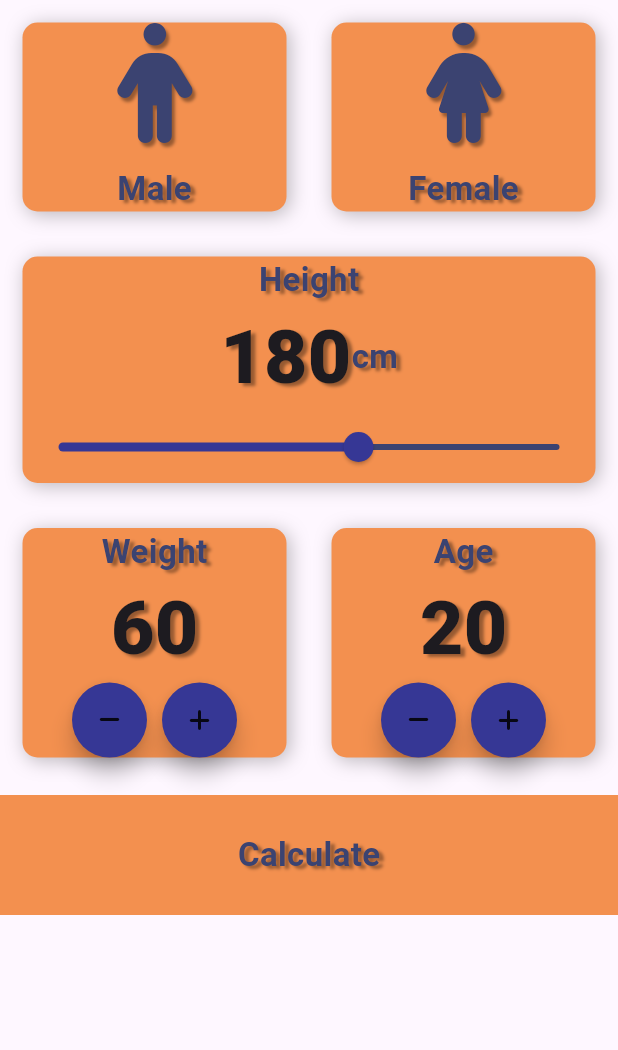
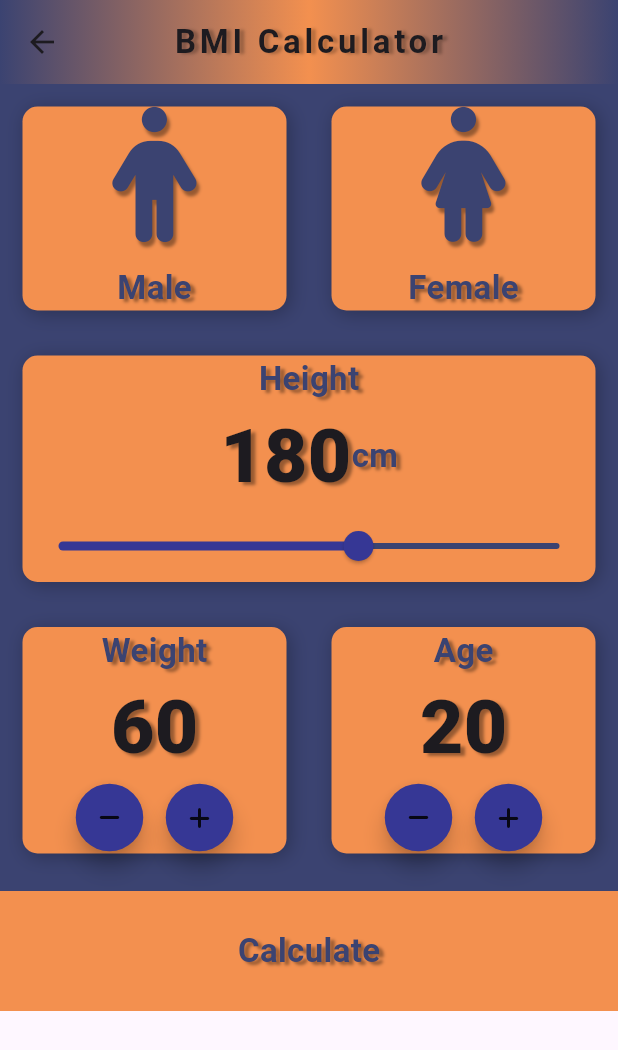
Before and after one commit to albatross65/BMI_Calculator, a Flutter app: the InputPage screen opened directly, on a phone screen of 412 x 824 dp. Shown: the top 1050 px of the screen. Run offline on Flutter 3.47's test engine with Material 3 defaults, Android fonts, the phone set to English and light mode, and no system bars; our stand-ins replace font_awesome_flutter.

Commit message:
#16 Added Complete Screen of BMI Calculator.

```diff
--- a/lib/IconTextCode.dart
+++ b/lib/IconTextCode.dart
@@ -24,7 +24,7 @@ class RepeatIconTextCode extends StatelessWidget {
         Icon(
           iconData,
           color: iconColor ?? Color(0xff3B4371), // Use iconColor if provided
-          size: 80.0,
+          size: 90.0,
           shadows: [
             BoxShadow(
               color: Colors.black38,
--- a/lib/input_page.dart
+++ b/lib/input_page.dart
@@ -22,11 +22,42 @@ class _InputPageState extends State<InputPage> {
 
   @override
   Widget build(BuildContext context) {
-    return SingleChildScrollView(
+    return Scaffold(
+      appBar: AppBar(
+        centerTitle: true,
+        title: Text(
+          'BMI Calculator',
+          style: TextStyle(
+            fontSize: 22,
+            letterSpacing: 2.5,
+            fontWeight: FontWeight.bold,
+            shadows: [
+              BoxShadow(
+                color: Colors.black26,
+                blurRadius: 2,
+                offset: Offset(3, 1),
+              ),
+            ],
+          ),
+        ),
+        flexibleSpace: Container(
+          decoration: BoxDecoration(
+            gradient: LinearGradient(
+              colors: [
+                Color(0xff3B4371),
+                Color(0xffF3904F),
+                Color(0xff3B4371),
+              ],
+            ),
+          ),
+        ),
+      ),
+      body: SingleChildScrollView(
+        child: Material(
+          color: Color(0xff3B4371),
           child: Column(
             crossAxisAlignment: CrossAxisAlignment.stretch,
             children: [
-          // Gender selection row
               Row(
                 children: [
                   Expanded(
@@ -77,7 +108,6 @@ class _InputPageState extends State<InputPage> {
                   ),
                 ],
               ),
-          // Height slider
               RepeatContainerCode(
                 colors: deActiveColor,
                 cardwidget: Column(
@@ -101,8 +131,8 @@ class _InputPageState extends State<InputPage> {
                       value: sliderHeight.toDouble(),
                       min: 120.0,
                       max: 220.0,
-                  activeColor: const Color(0xff363795),
-                  inactiveColor: const Color(0xff3B4371),
+                      activeColor:  Color(0xff363795),
+                      inactiveColor:  Color(0xff3B4371),
                       divisions: 100,
                       label: sliderHeight.toString(),
                       onChanged: (double newValue) {
@@ -114,7 +144,6 @@ class _InputPageState extends State<InputPage> {
                   ],
                 ),
               ),
-          // Weight and Age sliders
               Row(
                 children: [
                   Expanded(
@@ -183,7 +212,6 @@ class _InputPageState extends State<InputPage> {
                   ),
                 ],
               ),
-          // Bottom container
               GestureDetector(
                 onTap: () {
                   Navigator.push(
@@ -206,6 +234,8 @@ class _InputPageState extends State<InputPage> {
                 ),
               ),
             ],
+          ),
+        ),
       ),
     );
   }
@@ -231,7 +261,7 @@ class RoundIcon extends StatelessWidget {
       elevation: 6.0,
       constraints: BoxConstraints.tightFor(
         width: 50.0,
-        height: 50.0,
+        height: 45.0,
       ),
       shape: CircleBorder(),
       fillColor: Color(0xff363795),
```
Also changed, not shown: lib/ResultFile.dart (+67 -0 lines), lib/constant.dart (+13 -0 lines), lib/main.dart (+0 -29 lines). Lines whose indentation alone changed are shown as unchanged.
